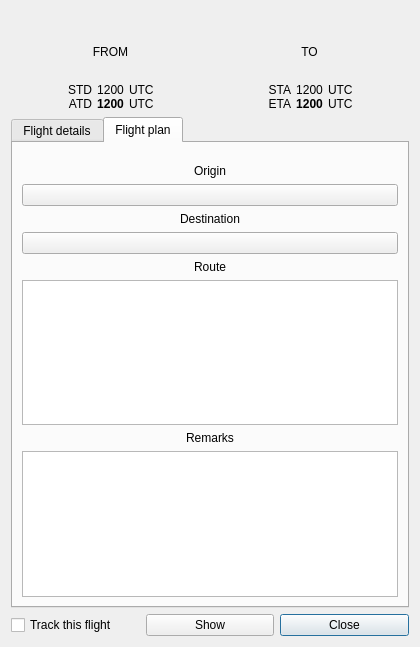
First picture: the form in source/ui/windows/flightdetailswindow.ui, repository Vatsinator/vatsinator-legacy, before the edit.
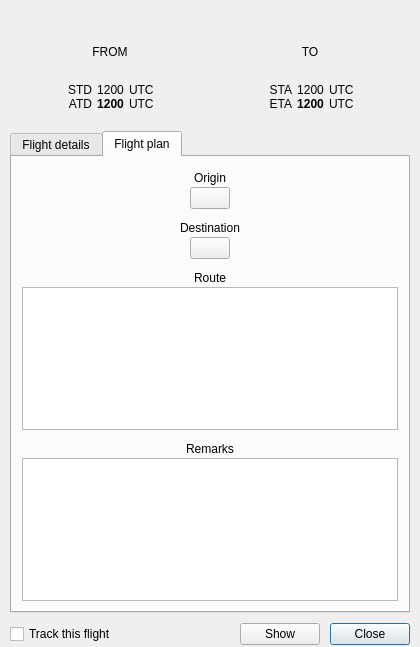
Second picture: the form after the edit. The open tabs and pages were chosen to show the change. Icons and pictures are not drawn. Custom widgets are drawn as their Qt base class.

```diff
--- a/source/ui/windows/flightdetailswindow.ui
+++ b/source/ui/windows/flightdetailswindow.ui
@@ -20,12 +20,27 @@
    <iconset resource="../resources/imgs.qrc">
     <normaloff>:/mainIcon/icon.png</normaloff>:/mainIcon/icon.png</iconset>
   </property>
-  <layout class="QVBoxLayout" name="verticalLayout_2">
+  <layout class="QVBoxLayout" name="verticalLayout_2" stretch="0,1,0">
+   <property name="spacing">
+    <number>10</number>
+   </property>
+   <property name="leftMargin">
+    <number>10</number>
+   </property>
+   <property name="rightMargin">
+    <number>10</number>
+   </property>
+   <property name="bottomMargin">
+    <number>2</number>
+   </property>
    <item>
     <layout class="QVBoxLayout" name="verticalLayout">
      <property name="spacing">
       <number>0</number>
      </property>
+     <property name="bottomMargin">
+      <number>10</number>
+     </property>
      <item>
       <widget class="QLabel" name="CallsignLabel">
        <property name="alignment">
@@ -465,6 +480,21 @@
        <string>Flight plan</string>
       </attribute>
       <layout class="QVBoxLayout" name="verticalLayout_4">
+       <property name="spacing">
+        <number>2</number>
+       </property>
+       <property name="leftMargin">
+        <number>10</number>
+       </property>
+       <property name="topMargin">
+        <number>10</number>
+       </property>
+       <property name="rightMargin">
+        <number>10</number>
+       </property>
+       <property name="bottomMargin">
+        <number>10</number>
+       </property>
        <item>
         <layout class="QHBoxLayout" name="horizontalLayout_8">
          <item>
@@ -485,6 +515,22 @@
          </item>
         </layout>
        </item>
+       <item>
+        <spacer name="verticalSpacer_2">
+         <property name="orientation">
+          <enum>Qt::Vertical</enum>
+         </property>
+         <property name="sizeType">
+          <enum>QSizePolicy::Maximum</enum>
+         </property>
+         <property name="sizeHint" stdset="0">
+          <size>
+           <width>20</width>
+           <height>10</height>
+          </size>
+         </property>
+        </spacer>
+       </item>
        <item>
         <widget class="QLabel" name="OriginLabel">
          <property name="text">
@@ -496,14 +542,60 @@
         </widget>
        </item>
        <item>
-        <widget class="AirportDetailsButton" name="OriginButton">
-         <property name="text">
-          <string/>
+        <layout class="QHBoxLayout" name="horizontalLayout_13">
+         <item>
+          <spacer name="horizontalSpacer_5">
+           <property name="orientation">
+            <enum>Qt::Horizontal</enum>
+           </property>
+           <property name="sizeHint" stdset="0">
+            <size>
+             <width>40</width>
+             <height>20</height>
+            </size>
+           </property>
+          </spacer>
+         </item>
+         <item>
+          <widget class="AirportDetailsButton" name="OriginButton">
+           <property name="text">
+            <string/>
+           </property>
+           <property name="flat">
+            <bool>false</bool>
+           </property>
+          </widget>
+         </item>
+         <item>
+          <spacer name="horizontalSpacer_6">
+           <property name="orientation">
+            <enum>Qt::Horizontal</enum>
+           </property>
+           <property name="sizeHint" stdset="0">
+            <size>
+             <width>40</width>
+             <height>20</height>
+            </size>
+           </property>
+          </spacer>
+         </item>
+        </layout>
+       </item>
+       <item>
+        <spacer name="verticalSpacer">
+         <property name="orientation">
+          <enum>Qt::Vertical</enum>
          </property>
-         <property name="flat">
-          <bool>false</bool>
+         <property name="sizeType">
+          <enum>QSizePolicy::Minimum</enum>
          </property>
-        </widget>
+         <property name="sizeHint" stdset="0">
+          <size>
+           <width>20</width>
+           <height>10</height>
+          </size>
+         </property>
+        </spacer>
        </item>
        <item>
         <widget class="QLabel" name="DestinationLabel">
@@ -516,11 +608,57 @@
         </widget>
        </item>
        <item>
-        <widget class="AirportDetailsButton" name="DestinationButton">
-         <property name="text">
-          <string/>
+        <layout class="QHBoxLayout" name="horizontalLayout_14">
+         <item>
+          <spacer name="horizontalSpacer_7">
+           <property name="orientation">
+            <enum>Qt::Horizontal</enum>
+           </property>
+           <property name="sizeHint" stdset="0">
+            <size>
+             <width>40</width>
+             <height>20</height>
+            </size>
+           </property>
+          </spacer>
+         </item>
+         <item>
+          <widget class="AirportDetailsButton" name="DestinationButton">
+           <property name="text">
+            <string/>
+           </property>
+          </widget>
+         </item>
+         <item>
+          <spacer name="horizontalSpacer_8">
+           <property name="orientation">
+            <enum>Qt::Horizontal</enum>
+           </property>
+           <property name="sizeHint" stdset="0">
+            <size>
+             <width>40</width>
+             <height>20</height>
+            </size>
+           </property>
+          </spacer>
+         </item>
+        </layout>
+       </item>
+       <item>
+        <spacer name="verticalSpacer_3">
+         <property name="orientation">
+          <enum>Qt::Vertical</enum>
          </property>
-        </widget>
+         <property name="sizeType">
+          <enum>QSizePolicy::Minimum</enum>
+         </property>
+         <property name="sizeHint" stdset="0">
+          <size>
+           <width>20</width>
+           <height>10</height>
+          </size>
+         </property>
+        </spacer>
        </item>
        <item>
         <widget class="QLabel" name="RouteLabel">
@@ -548,6 +686,22 @@
          </property>
         </widget>
        </item>
+       <item>
+        <spacer name="verticalSpacer_4">
+         <property name="orientation">
+          <enum>Qt::Vertical</enum>
+         </property>
+         <property name="sizeType">
+          <enum>QSizePolicy::MinimumExpanding</enum>
+         </property>
+         <property name="sizeHint" stdset="0">
+          <size>
+           <width>20</width>
+           <height>10</height>
+          </size>
+         </property>
+        </spacer>
+       </item>
        <item>
         <widget class="QLabel" name="RemarksLabel">
          <property name="text">
@@ -582,7 +736,7 @@
     </widget>
    </item>
    <item>
-    <layout class="QHBoxLayout" name="horizontalLayout">
+    <layout class="QHBoxLayout" name="horizontalLayout" stretch="1,0,0">
      <item>
       <widget class="QCheckBox" name="TrackFlightBox">
        <property name="text">
```
Left out of the diff: 19 changed lines with no effect on the pictures.
